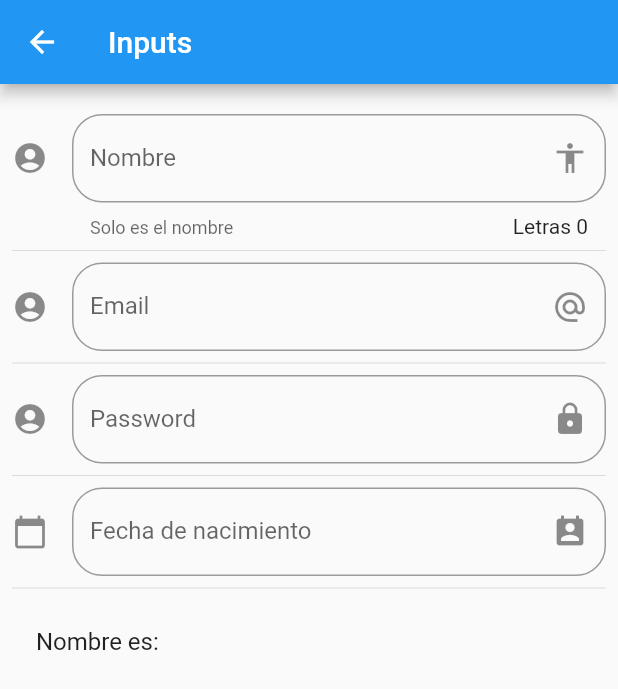
After one commit to DanielReyesDev/FlutterComponentsTraining, a Flutter app: the InputPage screen opened by its route, on a phone screen of 412 x 824 dp. The commit adds this screen. Shown: the top 689 px of the screen. Run offline on Flutter 3.47's test engine with Material 2 defaults, Android fonts, the phone set to English and light mode, and no system bars; statements that could not run were skipped.

Commit message:
Added an Animated View inside AnimatedContainer. Working on Inputs page

```diff
--- a/data/menu_opts.json
+++ b/data/menu_opts.json
@@ -15,6 +15,16 @@
             "ruta" : "card",
             "icon" : "folder_open",
             "texto": "Cards - Tarjetas"
+        },
+        {
+            "ruta" : "animatedContainer",
+            "icon" : "donut_large",
+            "texto": "Animated Container"
+        },
+        {
+            "ruta" : "inputs",
+            "icon" : "input",
+            "texto": "Inputs"
         }
     ]
 }
--- a/lib/src/pages/avatar_page.dart
+++ b/lib/src/pages/avatar_page.dart
@@ -29,6 +29,7 @@ class AvatarPage extends StatelessWidget {
           image: NetworkImage("https://upload.wikimedia.org/wikipedia/commons/thumb/7/7b/Stan_Lee_by_Gage_Skidmore_3.jpg/220px-Stan_Lee_by_Gage_Skidmore_3.jpg"),
           placeholder: AssetImage("assets/jar-loading.gif"),
           fadeInDuration: Duration(milliseconds: 200),
+
         ),
       ),
     );
--- /dev/null
+++ b/lib/src/pages/input_page.dart
@@ -0,0 +1,146 @@
+import 'package:flutter/material.dart';
+
+class InputPage extends StatefulWidget {
+  @override
+  _InputPageState createState() => _InputPageState();
+}
+
+class _InputPageState extends State<InputPage> {
+
+
+  String _name = "";
+  String _email = "";
+  String _password = "";
+  String _date = "";
+
+  TextEditingController _inputFieldDateController = new TextEditingController();
+
+  @override
+  Widget build(BuildContext context) {
+    return Scaffold(
+      appBar: AppBar(
+        title: Text("Inputs"),
+      ),
+      body: ListView(
+        padding: EdgeInsets.symmetric(horizontal: 8.0, vertical: 20.0),
+        children: <Widget>[
+          _buildNameInput(),
+          Divider(),
+          _buildEmailInput(),
+          Divider(),
+          _buildPasswordInput(),
+          Divider(),
+          _buildDateInput(context),
+          Divider(),
+          _buildPersonTile()
+        ],
+      )
+    );
+  }
+  _buildNameInput() {
+    return TextField(
+      textCapitalization: TextCapitalization.sentences,
+      decoration: InputDecoration(
+        border: OutlineInputBorder(
+          borderRadius: BorderRadius.circular(20.0)
+        ),
+        counter: Text("Letras ${_name.length}"),
+        hintText: "Nombre de la persona",
+        labelText: "Nombre",
+        helperText: "Solo es el nombre",
+        suffixIcon: Icon(Icons.accessibility),
+        icon: Icon(Icons.account_circle),
+      ),
+      onChanged: (value) {
+        setState(() {
+          _name = value;
+        });
+      },
+    );
+  }
+
+  Widget _buildPersonTile() {
+    return ListTile(
+      title: Text("Nombre es: $_name"),
+    );
+  }
+
+  Widget _buildEmailInput() {
+    return TextField(
+      keyboardType: TextInputType.emailAddress,
+      decoration: InputDecoration(
+        border: OutlineInputBorder(
+          borderRadius: BorderRadius.circular(20.0)
+        ),
+        hintText: "Email",
+        labelText: "Email",
+        suffixIcon: Icon(Icons.alternate_email),
+        icon: Icon(Icons.account_circle),
+      ),
+      onChanged: (value) {
+        setState(() {
+          _email = value;
+        });
+      },
+    );
+  }
+
+  Widget _buildPasswordInput() {
+    return TextField(
+      obscureText: true,
+      decoration: InputDecoration(
+        border: OutlineInputBorder(
+          borderRadius: BorderRadius.circular(20.0)
+        ),
+        hintText: "Password",
+        labelText: "Password",
+        suffixIcon: Icon(Icons.lock),
+        icon: Icon(Icons.account_circle),
+      ),
+      onChanged: (value) {
+        setState(() {
+          _password = value;
+        });
+      },
+    );
+  }
+
+  Widget _buildDateInput(BuildContext context) {
+    return TextField(
+      enableInteractiveSelection: false,
+      controller: _inputFieldDateController,
+      decoration: InputDecoration(
+        border: OutlineInputBorder(
+          borderRadius: BorderRadius.circular(20.0)
+        ),
+        hintText: "Fecha de nacimiento",
+        labelText: "Fecha de nacimiento",
+        suffixIcon: Icon(Icons.perm_contact_calendar),
+        icon: Icon(Icons.calendar_today),
+      ),
+      onTap: (){
+        FocusScope.of(context).requestFocus(new FocusNode());
+        _selectDate(context);
+      }
+    );
+  }
+
+  _selectDate(BuildContext context) async {
+    DateTime picked = await showDatePicker(
+      context: context,
+      initialDate: new DateTime.now(),
+      firstDate: new DateTime(2018),
+      lastDate: new DateTime(2025),
+      locale: Locale("es", "ES")
+    );
+
+    if (picked != null) {
+      setState(() {
+        _date = picked.toString();
+        _inputFieldDateController.text = _date;
+      });
+    }
+  }
+
+
+}
--- a/lib/src/routes/routes.dart
+++ b/lib/src/routes/routes.dart
@@ -4,6 +4,8 @@ import 'package:components_training/src/pages/alert_page.dart';
 import 'package:components_training/src/pages/avatar_page.dart';
 import 'package:components_training/src/pages/home_page.dart';
 import 'package:components_training/src/pages/card_page.dart';
+import 'package:components_training/src/pages/animated_container.dart';
+import 'package:components_training/src/pages/input_page.dart';
 
 Map<String, WidgetBuilder> getApplicationRoutes() {
   return <String, WidgetBuilder>{
@@ -11,5 +13,7 @@ Map<String, WidgetBuilder> getApplicationRoutes() {
     'alert': (BuildContext context ) => AlertPage(),
     'avatar': (BuildContext context ) => AvatarPage(),
     'card': (BuildContext context ) => CardPage(),
+    'animatedContainer': (BuildContext context) => AnimatedContainerPage(),
+    'inputs': (BuildContext context) => InputPage()
   };
 }
--- a/lib/src/utils/icon_utils.dart
+++ b/lib/src/utils/icon_utils.dart
@@ -3,7 +3,9 @@ import 'package:flutter/material.dart';
 final _icons = <String, IconData>{
 	'add_alert': Icons.add_alert,
 	'accessibility': Icons.accessibility,
-	'folder_open': Icons.folder_open
+	'folder_open': Icons.folder_open,
+  'donut_large': Icons.donut_large,
+  'input': Icons.input
 };
 
 Icon getIcon(String iconName){
--- a/pubspec.yaml
+++ b/pubspec.yaml
@@ -18,6 +18,8 @@ environment:
 
 dependencies:
   flutter:
+    sdk: flutter
+  flutter_localizations:
     sdk: flutter
 
   # The following adds the Cupertino Icons font to your application.
```
Also changed, not shown: lib/src/pages/animated_container.dart (added, +59 -0 lines), pubspec.lock.
